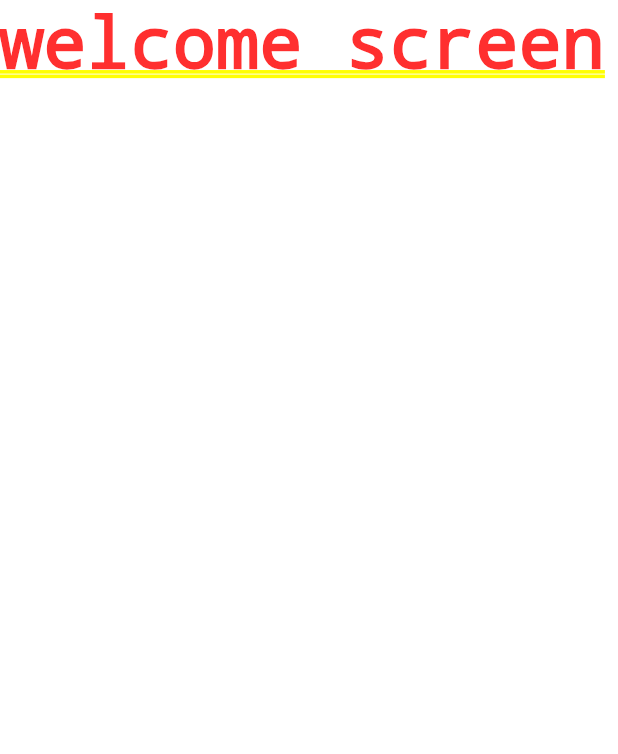
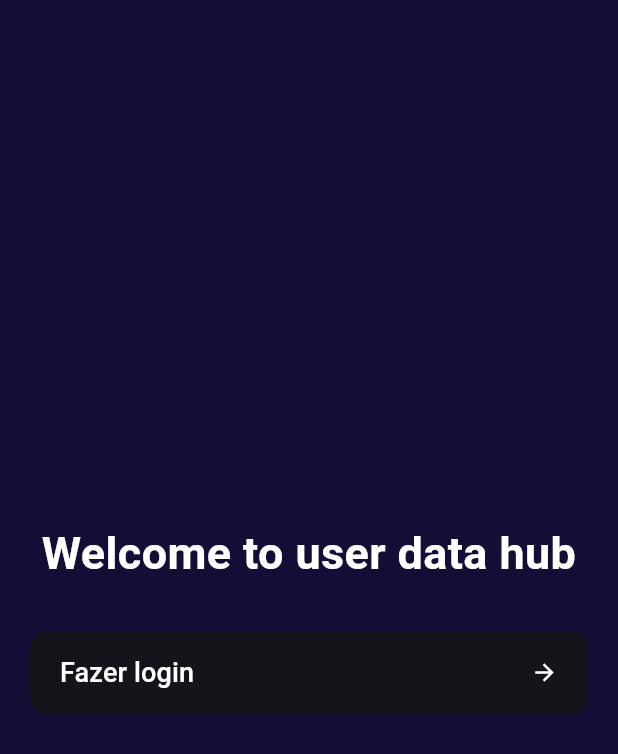
Before and after one commit to FelipeMatthew/user-data-hub, a Flutter app: the screen it shows after launch, on a phone screen of 412 x 824 dp. Shown: the top 754 px of the screen. Run offline on Flutter 3.47's test engine with Material 3 defaults, Android fonts, the phone set to English and light mode, and no system bars.

Commit message:
welcome screen

```diff
--- a/udh_mobile/lib/pages/home.dart
+++ b/udh_mobile/lib/pages/home.dart
@@ -10,8 +10,8 @@ class HomeScreen extends StatefulWidget {
 class _HomeScreenState extends State<HomeScreen> {
   @override
   Widget build(BuildContext context) {
-    return const MaterialApp(
-      home: Text('home screen'),
+    return const Scaffold(
+      body: Text('home screen')
     );
   }
 }
--- a/udh_mobile/lib/pages/splash.dart
+++ b/udh_mobile/lib/pages/splash.dart
@@ -25,7 +25,7 @@ class _SplashScreenState extends State<SplashScreen> {
   @override
   Widget build(BuildContext context) {
     return const Scaffold(
-      backgroundColor: const Color.fromRGBO(20, 13, 54, 1),
+      backgroundColor: Color.fromRGBO(20, 13, 54, 1),
       body: Center(
         child: Text(
           'Splash screen',
--- a/udh_mobile/lib/pages/welcome.dart
+++ b/udh_mobile/lib/pages/welcome.dart
@@ -1,4 +1,5 @@
 import 'package:flutter/material.dart';
+import 'package:udh_mobile/pages/login.dart';
 
 class WelcomeScreen extends StatefulWidget {
   const WelcomeScreen({super.key});
@@ -10,8 +11,55 @@ class WelcomeScreen extends StatefulWidget {
 class _WelcomeScreenState extends State<WelcomeScreen> {
   @override
   Widget build(BuildContext context) {
-    return const MaterialApp(
-      home: Text('welcome screen'),
+    return Scaffold(
+      backgroundColor: Color.fromRGBO(20, 13, 54, 1),
+      body: Padding(
+          padding: EdgeInsets.all(20),
+          child: Column(
+            mainAxisAlignment: MainAxisAlignment.center,
+            children: [
+              const Text(
+                'Welcome to user data hub',
+                textAlign: TextAlign.center,
+                style: TextStyle(
+                    fontSize: 30,
+                    fontWeight: FontWeight.bold,
+                    color: Colors.white),
+              ),
+              Container(
+                height: 30,
+              ),
+              ElevatedButton(
+                  onPressed: () {
+                    Navigator.push(
+                        context,
+                        MaterialPageRoute(
+                            builder: (context) => const LoginScreen()));
+                  },
+                  style: ElevatedButton.styleFrom(
+                    backgroundColor:
+                        const Color.fromARGB(255, 21, 20, 27), // Cor de fundo
+                    foregroundColor: Colors.white, // Cor do texto
+                    shape: RoundedRectangleBorder(
+                      borderRadius:
+                          BorderRadius.circular(12), // Bordas arredondadas
+                    ),
+                    padding: const EdgeInsets.symmetric(
+                        vertical: 15, horizontal: 20), // Altura do botão
+                    elevation: 0, // Remove a sombra
+                  ),
+                  child: const Row(
+                    mainAxisAlignment: MainAxisAlignment.spaceBetween,
+                    children: [
+                      Text(
+                        'Fazer login',
+                        style: TextStyle(fontSize: 18),
+                      ),
+                      Icon(Icons.arrow_forward, color: Colors.white)
+                    ],
+                  ))
+            ],
+          )),
     );
   }
 }
```
Also changed, not shown: udh_mobile/lib/pages/login.dart (added, +17 -0 lines).
